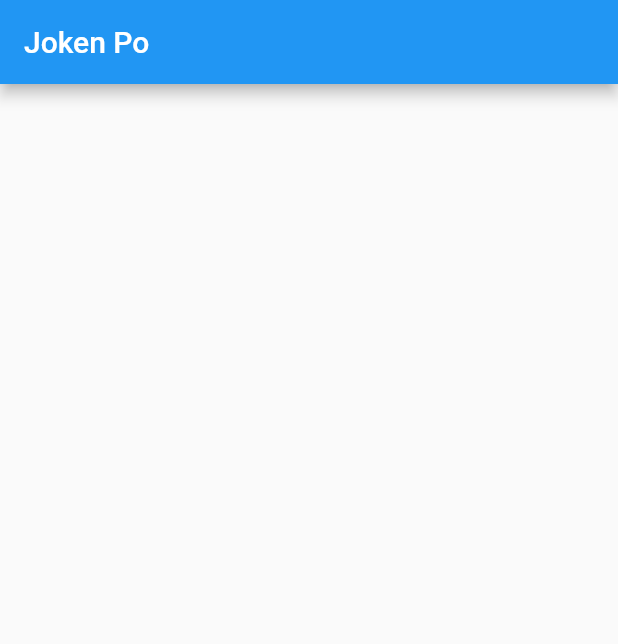
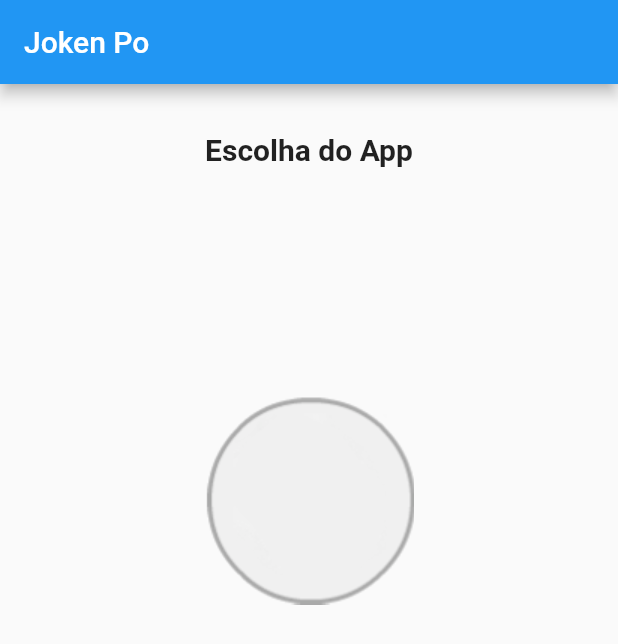
Before and after one commit to brunopfsilva/joken_po, a Flutter app: the screen it shows after launch, on a phone screen of 412 x 824 dp. Shown: the top 644 px of the screen. Run offline on Flutter 3.47's test engine with Material 2 defaults, Android fonts, the phone set to English and light mode, and no system bars.

Commit message:
inicio da implementacao

```diff
--- a/lib/pages/game.dart
+++ b/lib/pages/game.dart
@@ -14,7 +14,22 @@ class _GameState extends State<Game> {
       appBar: AppBar(
         title: Text("Joken Po"),
       ),
-      body: Container(),
+      body: Column(
+        crossAxisAlignment: CrossAxisAlignment.stretch,
+        children: <Widget>[
+          Padding(
+            padding: EdgeInsets.only(top: 32,bottom: 16.0),
+            child: Text(
+              "Escolha do App",
+              textAlign: TextAlign.center,
+              style: TextStyle(fontSize: 20,
+              fontWeight: FontWeight.bold
+              ),
+            ),
+          ),
+          Image.asset("images/padrao.png"),
+        ],
+      ),
     );
   }
 }
```
